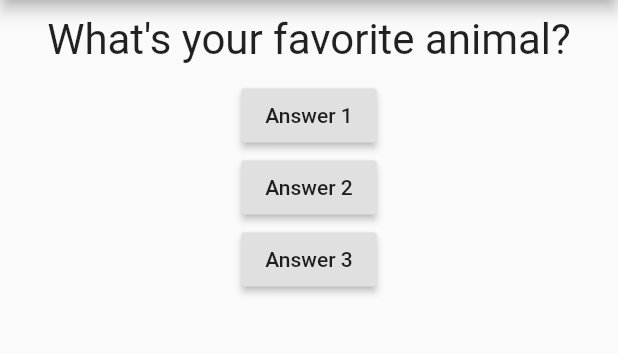
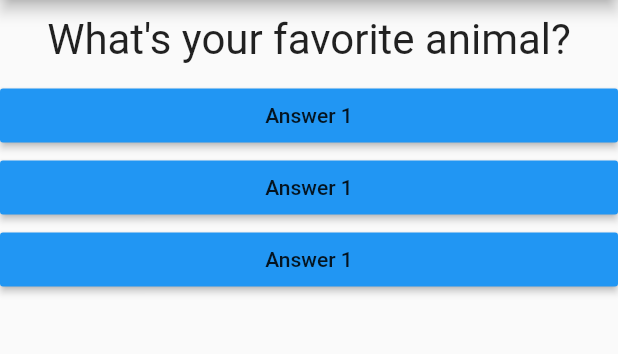
Before and after one commit to elvan/simple_quiz_app_flutter_example, a Flutter app: the screen it shows after launch, after a tap on "Answer 1", on a phone screen of 412 x 824 dp, the part 84-438 px from its top. Run offline on Flutter 3.47's test engine with Material 2 defaults, Android fonts, the phone set to English and light mode, and no system bars.

```diff
--- /dev/null
+++ b/lib/answer.dart
@@ -0,0 +1,19 @@
+import 'package:flutter/material.dart';
+
+class Answer extends StatelessWidget {
+  final Function() selectHandler;
+
+  const Answer(this.selectHandler, {Key? key}) : super(key: key);
+
+  @override
+  Widget build(BuildContext context) {
+    return SizedBox(
+      width: double.infinity,
+      child: RaisedButton(
+        color: Colors.blue,
+        onPressed: selectHandler,
+        child: const Text('Answer 1'),
+      ),
+    );
+  }
+}
--- a/lib/main.dart
+++ b/lib/main.dart
@@ -1,4 +1,5 @@
 import 'package:flutter/material.dart';
+import 'package:simple_quiz_app/answer.dart';
 
 import 'question.dart';
 
@@ -14,17 +15,9 @@ class SimpleQuizApp extends StatefulWidget {
 }
 
 class _SimpleQuizAppState extends State<SimpleQuizApp> {
-  var questionIndex = 0;
+  var _questionIndex = 0;
 
-  void answerQuestion() {
-    if (questionIndex < questions.length - 1) {
-      setState(() {
-        questionIndex++;
-      });
-    }
-  }
-
-  final questions = [
+  final _questions = [
     'What\'s your favorite color?',
     'What\'s your favorite animal?',
     'What\'s your favorite food?',
@@ -40,22 +33,21 @@ class _SimpleQuizAppState extends State<SimpleQuizApp> {
         ),
         body: Column(
           children: [
-            Question(questions[questionIndex]),
-            RaisedButton(
-              onPressed: answerQuestion,
-              child: const Text('Answer 1'),
-            ),
-            RaisedButton(
-              onPressed: answerQuestion,
-              child: const Text('Answer 2'),
-            ),
-            RaisedButton(
-              onPressed: answerQuestion,
-              child: const Text('Answer 3'),
-            ),
+            Question(_questions[_questionIndex]),
+            Answer(_answerQuestion),
+            Answer(_answerQuestion),
+            Answer(_answerQuestion),
           ],
         ),
       ),
     );
   }
+
+  void _answerQuestion() {
+    if (_questionIndex < _questions.length - 1) {
+      setState(() {
+        _questionIndex++;
+      });
+    }
+  }
 }
```
